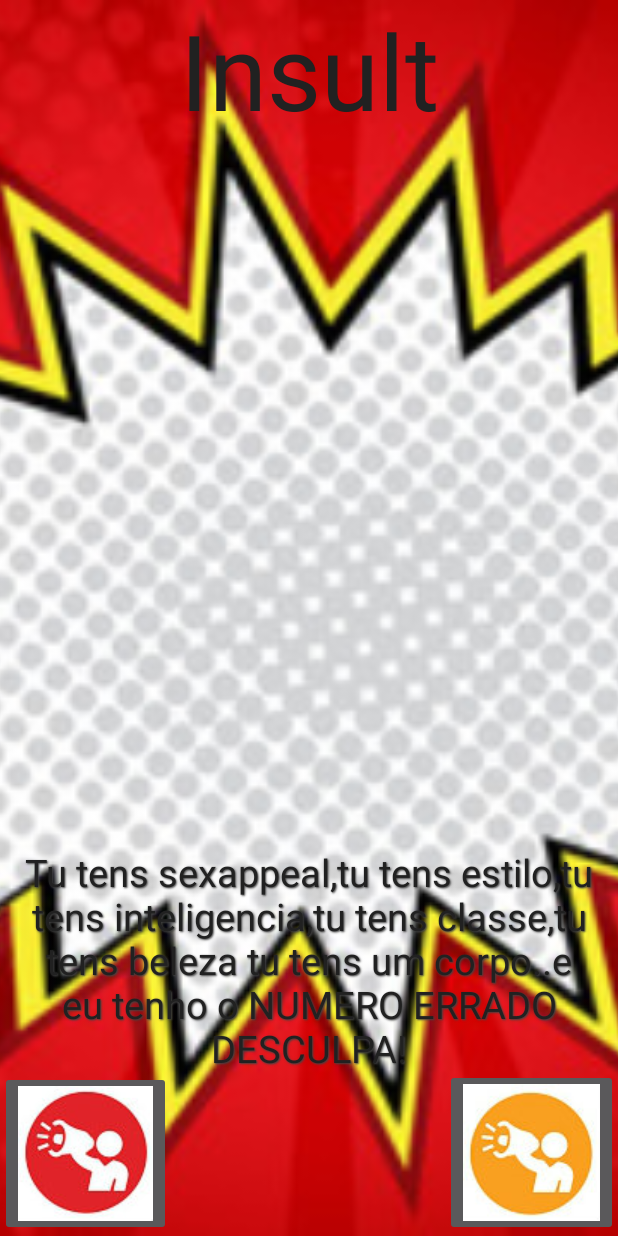
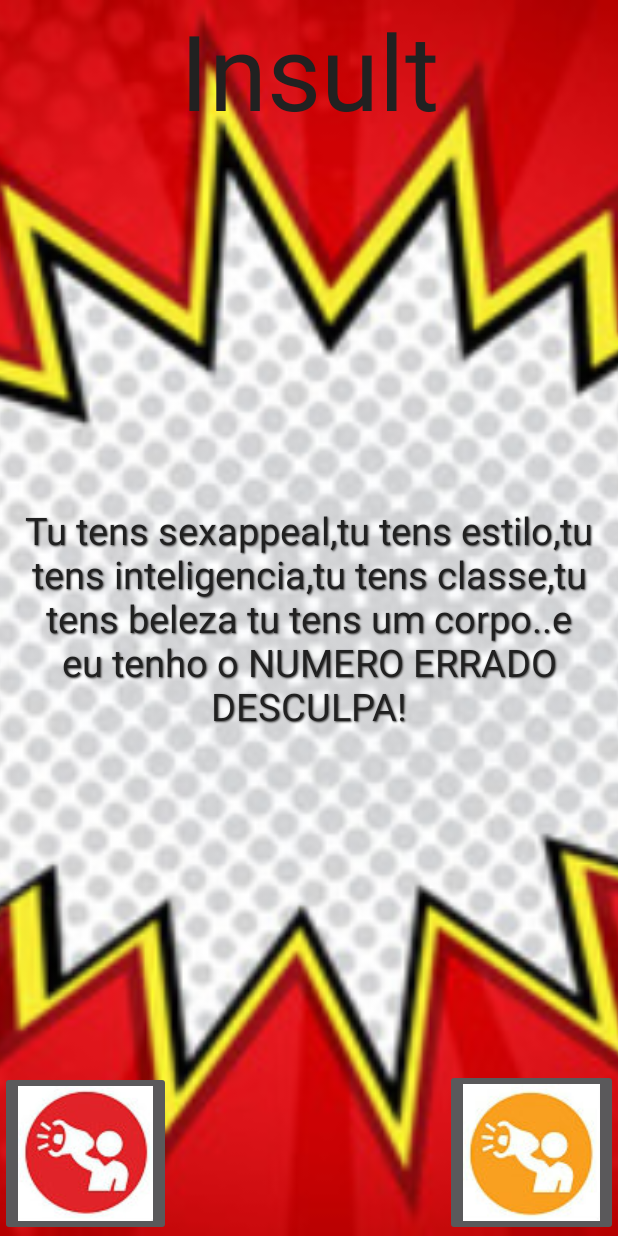
Before and after one commit to joanacontente/Piiii, an Android app: the screen it shows after launch (MainActivity), after a tap on an icon or button, on a phone screen of 412 x 824 dp. Run offline under Robolectric (Android 15) with nearby library versions, the phone set to English and light mode, and no system bars.

Commit message:
fixed message position

```diff
--- a/app/src/main/res/layout/activity_main.xml
+++ b/app/src/main/res/layout/activity_main.xml
@@ -48,18 +48,20 @@
 
         <TextView
             android:id="@+id/message"
-            android:layout_width="1000dp"
-            android:layout_height="150dp"
+            android:layout_width="match_parent"
+            android:layout_height="match_parent"
+            android:gravity="center"
             android:shadowColor="#424242"
-            android:gravity="center_horizontal"
             android:shadowDx="1"
             android:shadowDy="1"
             android:shadowRadius="1"
             android:textAlignment="center"
             android:textColor="#212121"
             android:textSize="25dp"
-            android:layout_above="@+id/insulta"
-            android:layout_centerHorizontal="true" />
+
+            android:layout_centerHorizontal="true"
+
+             />
 
     </RelativeLayout>
 
```
